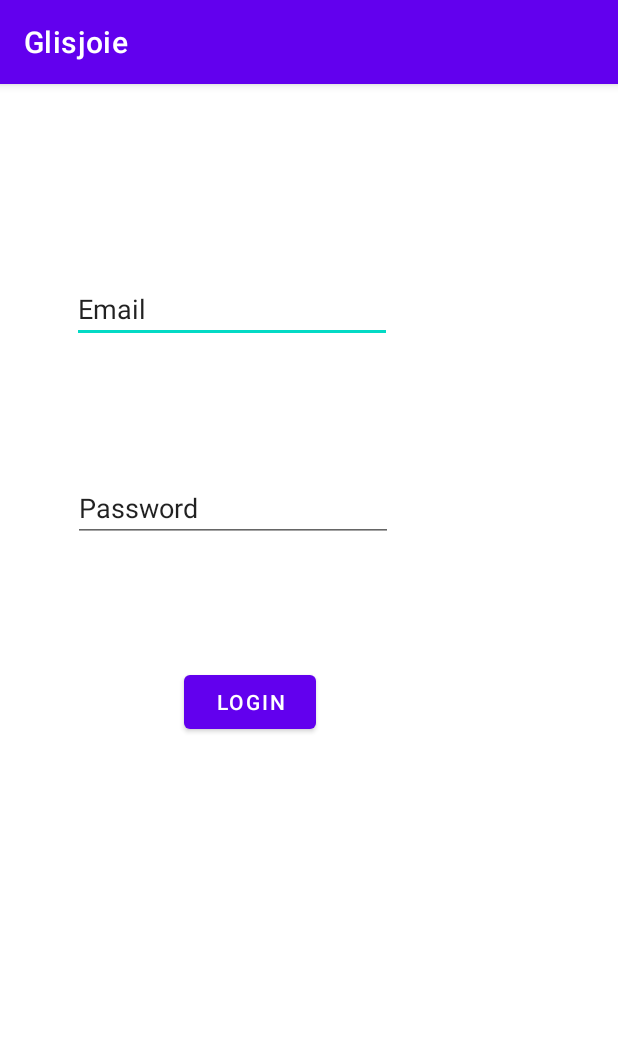
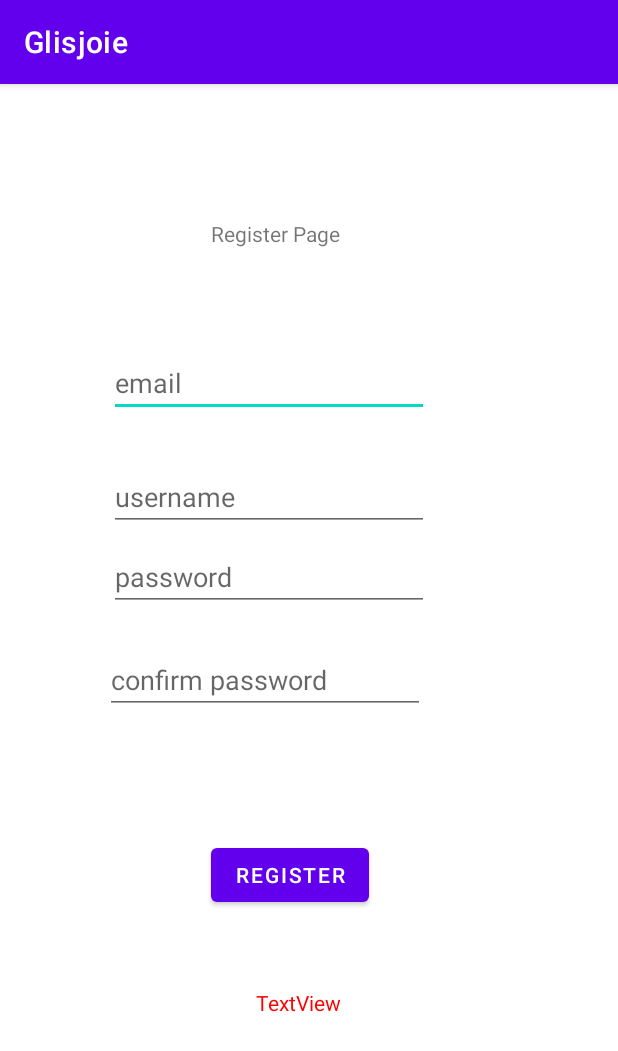
Before and after one commit to golden014/Glisjoie, an Android app: the screen it shows after launch (LoginActivity before the commit, RegisterActivity after it), on a phone screen of 412 x 824 dp. Shown: the top 1051 px of the screen. Run offline under Robolectric (Android 15) with nearby library versions, the phone set to English and light mode, and no system bars; our stand-ins replace Firebase (no records; nobody signed in at launch, a user with empty details on screens opened directly).

Commit message:
register logic all done (validation, insert db), sisa ui (utk login dan regis)

```diff
--- a/app/src/main/AndroidManifest.xml
+++ b/app/src/main/AndroidManifest.xml
@@ -19,7 +19,7 @@
                 android:value="" />
         </activity>
         <activity
-            android:name=".View.LoginActivity"
+            android:name=".View.RegisterActivity"
             android:exported="true">
             <intent-filter>
                 <action android:name="android.intent.action.MAIN" />
@@ -27,7 +27,6 @@
                 <category android:name="android.intent.category.LAUNCHER" />
             </intent-filter>
         </activity>
-
     </application>
 
 </manifest>
--- a/app/src/main/java/com/bluecactus/glisjoie/Repository/UserRepository.kt
+++ b/app/src/main/java/com/bluecactus/glisjoie/Repository/UserRepository.kt
@@ -2,14 +2,18 @@ package com.bluecactus.glisjoie.Repository
 
 import android.util.Log
 import com.bluecactus.glisjoie.Model.UserModel
+import com.google.firebase.auth.ktx.auth
 import com.google.firebase.firestore.ktx.firestore
 import com.google.firebase.ktx.Firebase
 
 class UserRepository {
     val db = Firebase.firestore
     val usersCollection = db.collection("users")
+    val auth = Firebase.auth
 
     fun registerUser(newUser:  HashMap<String, String>, callback: (result: Int) -> Unit) {
+        Log.e("registerRepo", newUser.get("email").toString())
+
         db.collection("users")
             .add(newUser)
             .addOnSuccessListener { documentReference ->
@@ -22,6 +26,15 @@ class UserRepository {
             }
     }
 
+    fun registerUserAuth(email: String, password: String, callback: (result: Int) -> Unit) {
+        auth.createUserWithEmailAndPassword(email, password)
+            .addOnCompleteListener() {
+                callback(200)
+            }
+            .addOnFailureListener() {
+                callback(500)
+            }
+    }
 
     fun emailIsUnique(email: String, callback: (result: Boolean) -> Unit) {
         usersCollection.whereEqualTo("email", email)
--- a/app/src/main/java/com/bluecactus/glisjoie/View/LoginActivity.kt
+++ b/app/src/main/java/com/bluecactus/glisjoie/View/LoginActivity.kt
@@ -26,8 +26,6 @@ class LoginActivity : AppCompatActivity() {
             login_button = findViewById<Button>(R.id.login_button)
             error_text = findViewById<TextView>(R.id.error_message)
 //            error_text.setText("dsfsdfsdf")
-
-
 
 
             val loginViewModel = ViewModelProvider(this).get(LoginViewModel::class.java)
--- /dev/null
+++ b/app/src/main/java/com/bluecactus/glisjoie/View/RegisterActivity.kt
@@ -0,0 +1,51 @@
+package com.bluecactus.glisjoie.View
+
+import androidx.appcompat.app.AppCompatActivity
+import android.os.Bundle
+import android.util.Log
+import android.widget.Button
+import android.widget.EditText
+import android.widget.TextView
+import androidx.lifecycle.ViewModelProvider
+import com.bluecactus.glisjoie.R
+import com.bluecactus.glisjoie.ViewModel.RegisterViewModel
+
+class RegisterActivity : AppCompatActivity() {
+
+    private lateinit var email_text: String
+    private lateinit var username_text: String
+    private lateinit var password_text: String
+    private lateinit var confirm_password_text: String
+    private lateinit var register_button: Button
+    private lateinit var error_text: TextView
+
+    override fun onCreate(savedInstanceState: Bundle?) {
+        super.onCreate(savedInstanceState)
+        setContentView(R.layout.activity_register)
+
+        register_button = findViewById(R.id.register_button)
+        error_text = findViewById(R.id.register_error_message)
+//        regisViewModel = ViewModelProvider(this).get(RegisterViewModel::class.java)
+        val regisViewModel = ViewModelProvider(this).get(RegisterViewModel::class.java)
+
+        register_button.setOnClickListener {
+            email_text = findViewById<EditText>(R.id.register_email).text.toString()
+            username_text = findViewById<EditText>(R.id.register_username).text.toString()
+            password_text = findViewById<EditText>(R.id.register_password).text.toString()
+            confirm_password_text = findViewById<EditText>(R.id.register_confirm_password).text.toString()
+            Log.e("register", email_text)
+
+            regisViewModel.registerUser(email_text, username_text, "aaaaa", password_text, confirm_password_text) { result ->
+                Log.e("register", "done ?")
+                if (result == 200) {
+                    error_text.setText("Regis Success")
+                } else {
+                    error_text.setText("errorrr")
+                }
+            }
+
+        }
+
+
+    }
+}
--- a/app/src/main/java/com/bluecactus/glisjoie/ViewModel/RegisterViewModel.kt
+++ b/app/src/main/java/com/bluecactus/glisjoie/ViewModel/RegisterViewModel.kt
@@ -8,32 +8,60 @@ import com.google.firebase.ktx.Firebase
 
 class RegisterViewModel: ViewModel() {
 
-    val db = Firebase.firestore
     val userRepo = UserRepository()
 
     fun registerUser(
         email: String,
         username: String,
         profilePictureURL: String,
+        password: String,
+        confirmPassword: String,
         callback: (result: Int) -> Unit
         ){
-
+        Log.e("registerViewModel", "masuk regisViewModel")
         val newUser = hashMapOf(
             "email" to email,
             "username" to username,
             "status" to "Active",
             "role" to "Customer",
-            "profilePictureURL" to profilePictureURL
+            "profilePictureURL" to "dummy.com"
         )
 
-        if (email.equals("") || username.equals("") || profilePictureURL.equals("")) {
-
+        if (email.equals("") || username.equals("") || profilePictureURL.equals("") || password.equals("") || confirmPassword.equals("")) {
+            callback(410)
+            return
+        } else if (!usernameValid(username)) {
+            callback(420)
+            return
+        } else if (!password.equals(confirmPassword)) {
+            callback(430)
+            return
+        }
+        userRepo.emailIsUnique(email) { result ->
+            if (!result) {
+                callback(440);
+                Log.e("registerViewModel", "email not unique")
+            }
         }
 
-
+        Log.e("registerViewModel", email)
+        Log.e("registerViewModel", "validation passed")
         userRepo.registerUser(newUser) { result ->
+            if (result == 200) {
+                 userRepo.registerUserAuth(email, password) { result ->
+                     callback(result)
+                 }
+            }
             callback(result)
         };
 
+
+
+    }
+
+    //space and special char validation
+    fun usernameValid(username: String): Boolean {
+        val pattern = "^[a-zA-Z0-9]+$".toRegex()
+        return pattern.matches(username)
     }
 }
--- /dev/null
+++ b/app/src/main/res/layout/activity_register.xml
@@ -0,0 +1,116 @@
+<?xml version="1.0" encoding="utf-8"?>
+<androidx.constraintlayout.widget.ConstraintLayout xmlns:android="http://schemas.android.com/apk/res/android"
+    xmlns:app="http://schemas.android.com/apk/res-auto"
+    xmlns:tools="http://schemas.android.com/tools"
+    android:layout_width="match_parent"
+    android:layout_height="match_parent"
+    tools:context=".View.RegisterActivity">
+
+    <TextView
+        android:id="@+id/register_title"
+        android:layout_width="wrap_content"
+        android:layout_height="wrap_content"
+        android:layout_marginStart="139dp"
+        android:layout_marginTop="92dp"
+        android:layout_marginEnd="184dp"
+        android:layout_marginBottom="33dp"
+        android:text="Register Page"
+        app:layout_constraintBottom_toTopOf="@+id/register_email"
+        app:layout_constraintEnd_toEndOf="parent"
+        app:layout_constraintStart_toStartOf="parent"
+        app:layout_constraintTop_toTopOf="parent" />
+
+    <EditText
+        android:id="@+id/register_email"
+        android:layout_width="wrap_content"
+        android:layout_height="wrap_content"
+        android:layout_marginStart="74dp"
+        android:layout_marginTop="34dp"
+        android:layout_marginEnd="127dp"
+        android:layout_marginBottom="23dp"
+
+        android:ems="10"
+        android:hint="email"
+        android:inputType="textPersonName"
+        app:layout_constraintBottom_toTopOf="@+id/register_username"
+        app:layout_constraintEnd_toEndOf="parent"
+        app:layout_constraintStart_toStartOf="parent"
+        app:layout_constraintTop_toBottomOf="@+id/register_title" />
+
+    <EditText
+        android:id="@+id/register_username"
+        android:layout_width="wrap_content"
+        android:layout_height="wrap_content"
+        android:layout_marginStart="74dp"
+        android:layout_marginTop="7dp"
+        android:layout_marginEnd="127dp"
+        android:layout_marginBottom="6dp"
+        android:ems="10"
+        android:hint="username"
+        android:inputType="textPersonName"
+        app:layout_constraintBottom_toTopOf="@+id/register_password"
+        app:layout_constraintEnd_toEndOf="parent"
+        app:layout_constraintStart_toStartOf="parent"
+        app:layout_constraintTop_toBottomOf="@+id/register_email" />
+
+    <EditText
+        android:id="@+id/register_password"
+        android:layout_width="wrap_content"
+        android:layout_height="wrap_content"
+        android:layout_marginStart="74dp"
+        android:layout_marginTop="2dp"
+        android:layout_marginEnd="128dp"
+        android:layout_marginBottom="13dp"
+        android:ems="10"
+        android:hint="password"
+        android:inputType="textPersonName"
+        app:layout_constraintBottom_toTopOf="@+id/register_confirm_password"
+        app:layout_constraintEnd_toEndOf="parent"
+        app:layout_constraintStart_toStartOf="parent"
+        app:layout_constraintTop_toBottomOf="@+id/register_username" />
+
+    <EditText
+        android:id="@+id/register_confirm_password"
+        android:layout_width="wrap_content"
+        android:layout_height="wrap_content"
+        android:layout_marginStart="71dp"
+        android:layout_marginTop="10dp"
+        android:layout_marginEnd="130dp"
+        android:layout_marginBottom="45dp"
+        android:ems="10"
+        android:hint="confirm password"
+        android:inputType="textPersonName"
+        app:layout_constraintBottom_toTopOf="@+id/register_button"
+        app:layout_constraintEnd_toEndOf="parent"
+        app:layout_constraintStart_toStartOf="parent"
+        app:layout_constraintTop_toBottomOf="@+id/register_password" />
+
+    <Button
+        android:id="@+id/register_button"
+        android:layout_width="wrap_content"
+        android:layout_height="wrap_content"
+        android:layout_marginStart="140dp"
+        android:layout_marginTop="38dp"
+        android:layout_marginEnd="165dp"
+        android:layout_marginBottom="37dp"
+        android:text="Register"
+        app:layout_constraintBottom_toTopOf="@+id/register_error_message"
+        app:layout_constraintEnd_toEndOf="parent"
+        app:layout_constraintStart_toStartOf="parent"
+        app:layout_constraintTop_toBottomOf="@+id/register_confirm_password" />
+
+    <TextView
+        android:id="@+id/register_error_message"
+        android:layout_width="wrap_content"
+        android:layout_height="wrap_content"
+        android:layout_marginStart="169dp"
+        android:layout_marginTop="14dp"
+        android:layout_marginEnd="184dp"
+        android:layout_marginBottom="148dp"
+        android:text="TextView"
+        android:textColor="#FF0000"
+        app:layout_constraintBottom_toBottomOf="parent"
+        app:layout_constraintEnd_toEndOf="parent"
+        app:layout_constraintStart_toStartOf="parent"
+        app:layout_constraintTop_toBottomOf="@+id/register_button" />
+</androidx.constraintlayout.widget.ConstraintLayout>
```
